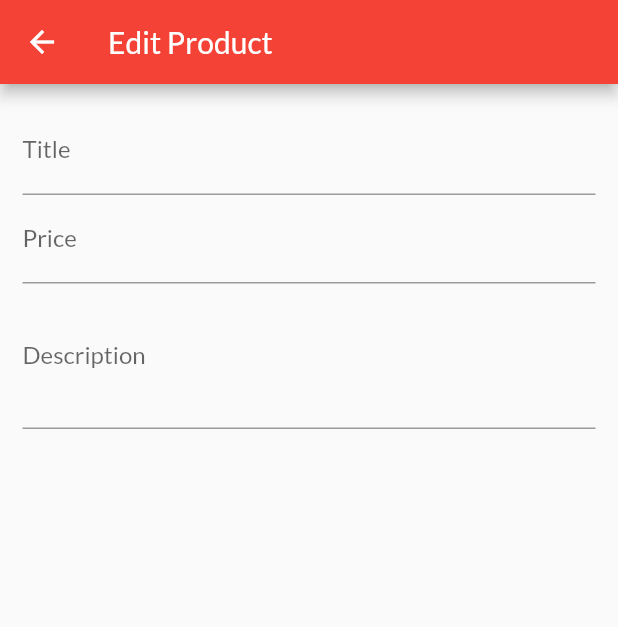
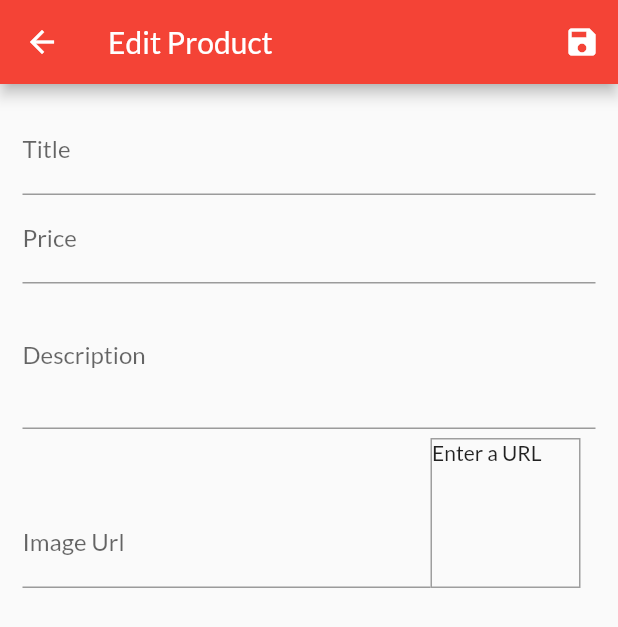
Before and after one commit to yugal1005/shop_app, a Flutter app: the EditProductScreen screen opened by its route, on a phone screen of 412 x 824 dp. Shown: the top 627 px of the screen. Run offline on Flutter 3.47's test engine with Material 2 defaults, Android fonts, the phone set to English and light mode, and no system bars; missing offline and left inert: dart:ffi; network calls fail.

Commit message:
Updated edit product screen

```diff
--- a/lib/screens/edit_product_screen.dart
+++ b/lib/screens/edit_product_screen.dart
@@ -1,4 +1,5 @@
 import 'package:flutter/material.dart';
+import 'package:shop_app/providers/product.dart';
 
 class EditProductScreen extends StatefulWidget {
   static const routeName = "/edit-product";
@@ -9,11 +10,38 @@ class EditProductScreen extends StatefulWidget {
 class _EditProductScreenState extends State<EditProductScreen> {
   final _priceFocusNode = FocusNode();
   final _descriptionFocusNode = FocusNode();
+  final _imageUrlController = TextEditingController();
+  final _imageFocusNode = FocusNode();
+  final _form = GlobalKey<FormState>();
+  var _editedProduct =
+      Product(description: "", title: "", price: 0, imgUrl: "", id: null);
+
+  @override
+  void initState() {
+    _imageFocusNode.addListener(_updateImgUrl);
+    super.initState();
+  }
+
+  void _saveForm() {
+    _form.currentState.save();
+    print(_editedProduct.description);
+    print(_editedProduct.id);
+    print(_editedProduct.imgUrl);
+    print(_editedProduct.price);
+    print(_editedProduct.title);
+  }
+
+  void _updateImgUrl() {
+    if (!_imageFocusNode.hasFocus) {
+      setState(() {});
+    }
+  }
 
   @override
   void dispose() {
     _descriptionFocusNode.dispose();
     _priceFocusNode.dispose();
+    _imageUrlController.dispose();
     super.dispose();
   }
 
@@ -21,11 +49,18 @@ class _EditProductScreenState extends State<EditProductScreen> {
   Widget build(BuildContext context) {
     return Scaffold(
       appBar: AppBar(
+        actions: [
+          IconButton(
+            onPressed: _saveForm,
+            icon: Icon(Icons.save),
+          ),
+        ],
         title: Text("Edit Product"),
       ),
       body: Padding(
         padding: EdgeInsets.all(15),
         child: Form(
+          key: _form,
           child: ListView(
             children: [
               TextFormField(
@@ -35,6 +70,15 @@ class _EditProductScreenState extends State<EditProductScreen> {
                 textInputAction: TextInputAction.next,
                 onFieldSubmitted: (_) {
                   FocusScope.of(context).requestFocus(_priceFocusNode);
+                },
+                onSaved: (newValue) {
+                  _editedProduct = Product(
+                    description: _editedProduct.description,
+                    title: newValue,
+                    price: _editedProduct.price,
+                    imgUrl: _editedProduct.imgUrl,
+                    id: _editedProduct.id,
+                  );
                 },
               ),
               TextFormField(
@@ -47,6 +91,15 @@ class _EditProductScreenState extends State<EditProductScreen> {
                 onFieldSubmitted: (_) {
                   FocusScope.of(context).requestFocus(_descriptionFocusNode);
                 },
+                onSaved: (newValue) {
+                  _editedProduct = Product(
+                    description: _editedProduct.description,
+                    title: _editedProduct.title,
+                    price: double.parse(newValue),
+                    imgUrl: _editedProduct.imgUrl,
+                    id: _editedProduct.id,
+                  );
+                },
               ),
               TextFormField(
                 decoration: InputDecoration(
@@ -55,7 +108,58 @@ class _EditProductScreenState extends State<EditProductScreen> {
                 maxLines: 3,
                 keyboardType: TextInputType.multiline,
                 focusNode: _descriptionFocusNode,
+                onSaved: (newValue) {
+                  _editedProduct = Product(
+                    description: newValue,
+                    title: _editedProduct.title,
+                    price: _editedProduct.price,
+                    imgUrl: _editedProduct.imgUrl,
+                    id: _editedProduct.id,
+                  );
+                },
               ),
+              Row(
+                crossAxisAlignment: CrossAxisAlignment.end,
+                children: [
+                  Expanded(
+                    child: TextFormField(
+                      decoration: InputDecoration(
+                        labelText: "Image Url",
+                      ),
+                      controller: _imageUrlController,
+                      keyboardType: TextInputType.url,
+                      textInputAction: TextInputAction.done,
+                      focusNode: _imageFocusNode,
+                      onFieldSubmitted: (_) => _saveForm,
+                      onSaved: (newValue) {
+                        _editedProduct = Product(
+                          description: _editedProduct.description,
+                          title: _editedProduct.title,
+                          price: _editedProduct.price,
+                          imgUrl: newValue,
+                          id: _editedProduct.id,
+                        );
+                      },
+                    ),
+                  ),
+                  Container(
+                    width: 100,
+                    height: 100,
+                    margin: EdgeInsets.only(top: 6, right: 10),
+                    decoration: BoxDecoration(
+                      border: Border.all(width: 1, color: Colors.grey),
+                    ),
+                    child: _imageUrlController.text.isEmpty
+                        ? Text("Enter a URL")
+                        : FittedBox(
+                            child: Image.network(
+                              _imageUrlController.text,
+                              fit: BoxFit.cover,
+                            ),
+                          ),
+                  ),
+                ],
+              )
             ],
           ),
         ),
```
